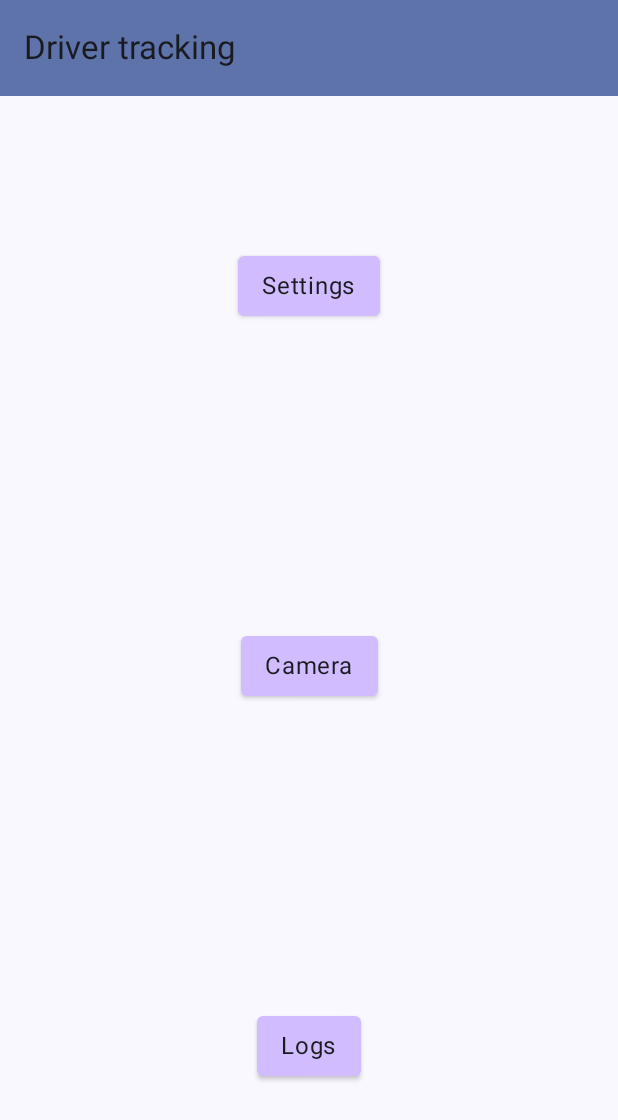
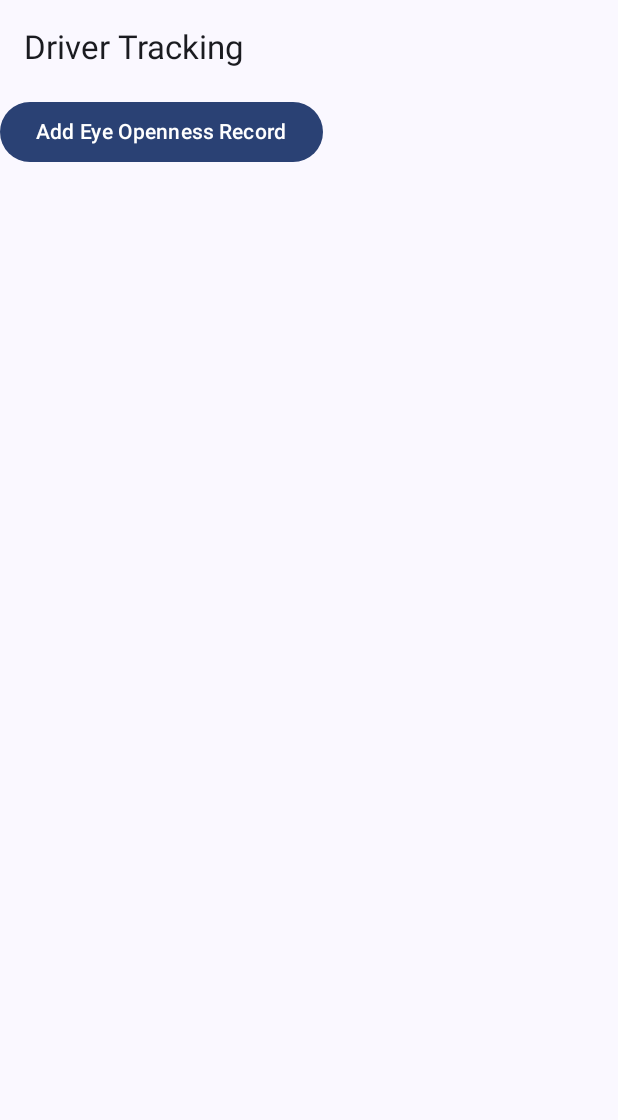
Before and after one commit to themat0/Driver-tracking, an Android app built with Jetpack Compose: the screen it shows after launch (MainActivity), on a phone screen of 412 x 824 dp. Shown: the top 1120 px of the screen. Run offline under Robolectric (Android 15) with nearby library versions, the phone set to English and light mode, and no system bars; our stand-ins replace Room's generated code, livedata-compose.

Commit message:
attempt fixing sql-room based on main-mat approach

```diff
--- a/app/src/main/AndroidManifest.xml
+++ b/app/src/main/AndroidManifest.xml
@@ -10,6 +10,7 @@
 
 
     <application
+        android:name=".DriverTrackingApplication"
         android:allowBackup="true"
         android:dataExtractionRules="@xml/data_extraction_rules"
         android:fullBackupContent="@xml/backup_rules"
--- /dev/null
+++ b/app/src/main/java/com/example/drivertracking/DriverTrackingApplication.kt
@@ -0,0 +1,16 @@
+package com.example.drivertracking
+
+import android.app.Application
+import com.example.drivertracking.room.DriverTrackingDatabase
+
+class DriverTrackingApplication : Application() {
+    companion object {
+        lateinit var database: DriverTrackingDatabase
+            private set
+    }
+
+    override fun onCreate() {
+        super.onCreate()
+        database = DriverTrackingDatabase.getDatabase(this)
+    }
+}
--- a/app/src/main/java/com/example/drivertracking/MainActivity.kt
+++ b/app/src/main/java/com/example/drivertracking/MainActivity.kt
@@ -3,37 +3,63 @@ package com.example.drivertracking
 import android.os.Bundle
 import androidx.activity.ComponentActivity
 import androidx.activity.compose.setContent
+import androidx.compose.foundation.layout.*
+import androidx.compose.material3.*
+import androidx.compose.runtime.*
+import androidx.compose.runtime.livedata.observeAsState
+import androidx.compose.ui.Modifier
+import androidx.compose.ui.unit.dp
+import androidx.lifecycle.viewmodel.compose.viewModel
+import com.example.drivertracking.ui.EyeOpennessViewModel
+import com.example.drivertracking.room.entities.EyeOpennessRecord
 import com.example.drivertracking.ui.theme.DriverTrackingTheme
 
-
-class MainActivity :  ComponentActivity() {
+class MainActivity : ComponentActivity() {
     override fun onCreate(savedInstanceState: Bundle?) {
         super.onCreate(savedInstanceState)
         setContent {
             DriverTrackingTheme {
-                DriverApp()
+                MainScreen()
             }
         }
     }
 }
 
-//private fun runFaceContourDetection() {
-//    val image = InputImage.fromBitmap(mSelectedImage, 0)
-//    val options = FaceDetectorOptions.Builder()
-//        .setPerformanceMode(FaceDetectorOptions.PERFORMANCE_MODE_FAST)
-//        .setContourMode(FaceDetectorOptions.CONTOUR_MODE_ALL)
-//        .build()
-//    mFaceButton.setEnabled(false)
-//    val detector: FaceDetector = FaceDetection.getClient(options)
-//    detector.process(image)
-//        .addOnSuccessListener(
-//            OnSuccessListener<List<Any?>?> { faces ->
-//                mFaceButton.setEnabled(true)
-//                processFaceContourDetectionResult(faces)
-//            })
-//        .addOnFailureListener(
-//            OnFailureListener { e -> // Task failed with an exception
-//                mFaceButton.setEnabled(true)
-//                e.printStackTrace()
-//            })
-//}
+@OptIn(ExperimentalMaterial3Api::class)
+@Composable
+fun MainScreen() {
+    val viewModel: EyeOpennessViewModel = viewModel()
+    val records by viewModel.allRecords.observeAsState(emptyList())
+
+    Scaffold(
+        topBar = {
+            TopAppBar(
+                title = { Text("Driver Tracking") }
+            )
+        },
+        content = { padding ->
+            Column(
+                modifier = Modifier
+                    .fillMaxSize()
+                    .padding(padding)
+            ) {
+                // Add Record Button for testing
+                Button(onClick = {
+                    val timestamp = System.currentTimeMillis()
+                    val leftEyeOpenProbability = 0.8f // Replace with actual data
+                    val rightEyeOpenProbability = 0.9f // Replace with actual data
+                    viewModel.insert(EyeOpennessRecord(timestamp = timestamp, leftEyeOpenProbability = leftEyeOpenProbability, rightEyeOpenProbability = rightEyeOpenProbability))
+                }) {
+                    Text("Add Eye Openness Record")
+                }
+
+                Spacer(modifier = Modifier.height(16.dp))
+
+                // Displaying the records from the database
+                records.forEach { record ->
+                    Text("Timestamp: ${record.timestamp}, Left Eye: ${record.leftEyeOpenProbability}, Right Eye: ${record.rightEyeOpenProbability}")
+                }
+            }
+        }
+    )
+}
--- /dev/null
+++ b/app/src/main/java/com/example/drivertracking/room/dao/EyeOpennessDao.kt
@@ -0,0 +1,16 @@
+package com.example.drivertracking.room.dao
+
+import androidx.lifecycle.LiveData
+import androidx.room.Dao
+import androidx.room.Insert
+import androidx.room.Query
+import com.example.drivertracking.room.entities.EyeOpennessRecord
+
+@Dao
+interface EyeOpennessDao {
+    @Insert
+    fun insert(record: EyeOpennessRecord): Long
+
+    @Query("SELECT * FROM eye_openness_records ORDER BY timestamp DESC")
+    fun getAllRecords(): LiveData<List<EyeOpennessRecord>>
+}
--- /dev/null
+++ b/app/src/main/java/com/example/drivertracking/room/database/DriverTrackingDatabase.kt
@@ -0,0 +1,30 @@
+package com.example.drivertracking.room
+
+import android.content.Context
+import androidx.room.Database
+import androidx.room.Room
+import androidx.room.RoomDatabase
+import com.example.drivertracking.room.dao.EyeOpennessDao
+import com.example.drivertracking.room.entities.EyeOpennessRecord
+
+@Database(entities = [EyeOpennessRecord::class], version = 1, exportSchema = false)
+abstract class DriverTrackingDatabase : RoomDatabase() {
+    abstract fun eyeOpennessDao(): EyeOpennessDao
+
+    companion object {
+        @Volatile
+        private var INSTANCE: DriverTrackingDatabase? = null
+
+        fun getDatabase(context: Context): DriverTrackingDatabase {
+            return INSTANCE ?: synchronized(this) {
+                val instance = Room.databaseBuilder(
+                    context.applicationContext,
+                    DriverTrackingDatabase::class.java,
+                    "driver_tracking_database"
+                ).build()
+                INSTANCE = instance
+                instance
+            }
+        }
+    }
+}
--- /dev/null
+++ b/app/src/main/java/com/example/drivertracking/ui/EyeOpennessViewModel.kt
@@ -0,0 +1,21 @@
+package com.example.drivertracking.ui
+
+import android.app.Application
+import androidx.lifecycle.AndroidViewModel
+import androidx.lifecycle.LiveData
+import androidx.lifecycle.viewModelScope
+import com.example.drivertracking.DriverTrackingApplication
+import com.example.drivertracking.room.entities.EyeOpennessRecord
+import kotlinx.coroutines.Dispatchers
+import kotlinx.coroutines.launch
+
+class EyeOpennessViewModel(application: Application) : AndroidViewModel(application) {
+    private val eyeOpennessDao = DriverTrackingApplication.database.eyeOpennessDao()
+    val allRecords: LiveData<List<EyeOpennessRecord>> = eyeOpennessDao.getAllRecords()
+
+    fun insert(record: EyeOpennessRecord) {
+        viewModelScope.launch(Dispatchers.IO) {
+            eyeOpennessDao.insert(record)
+        }
+    }
+}
--- a/gradle/libs.versions.toml
+++ b/gradle/libs.versions.toml
@@ -9,6 +9,7 @@ lifecycleRuntimeKtx = "2.6.1"
 activityCompose = "1.7.0"
 composeBom = "2023.08.00"
 navigationCompose = "2.7.7"
+runtimeLivedata = "1.6.8"
 
 [libraries]
 androidx-core-ktx = { group = "androidx.core", name = "core-ktx", version.ref = "coreKtx" }
@@ -26,6 +27,7 @@ androidx-ui-test-manifest = { group = "androidx.compose.ui", name = "ui-test-man
 androidx-ui-test-junit4 = { group = "androidx.compose.ui", name = "ui-test-junit4" }
 androidx-material3 = { group = "androidx.compose.material3", name = "material3" }
 androidx-navigation-compose = { group = "androidx.navigation", name = "navigation-compose", version.ref = "navigationCompose" }
+androidx-runtime-livedata = { group = "androidx.compose.runtime", name = "runtime-livedata", version.ref = "runtimeLivedata" }
 
 [plugins]
 androidApplication = { id = "com.android.application", version.ref = "agp" }
```
Also changed, not shown: app/build.gradle.kts (+42 -10 lines), app/src/main/java/com/example/drivertracking/room/entities/EyeOpennessRecord.kt (added, +12 -0 lines).
